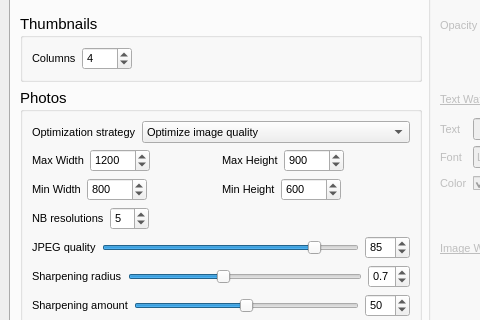
Before: the Qt Designer form src/ui/mainwin.ui in Pixinn/ezwebgallery, drawn with Qt 5; both pictures show x 0 to 480 and y 224 to 544 of the 850 by 700 pixel window.
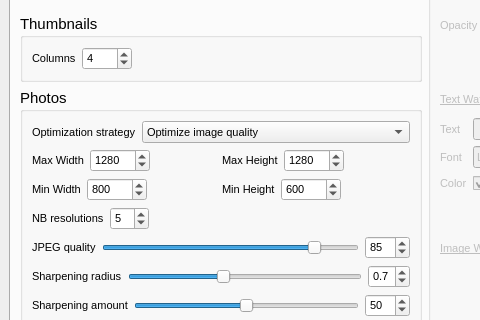
After: the same form once the commit is applied. The open tabs and pages were chosen to show the change. Icons and pictures are not drawn. Custom widgets are drawn as their Qt base class.

```diff
--- a/src/ui/mainwin.ui
+++ b/src/ui/mainwin.ui
@@ -681,10 +681,10 @@
                       <number>256</number>
                      </property>
                      <property name="maximum">
-                      <number>2048</number>
+                      <number>4096</number>
                      </property>
                      <property name="value">
-                      <number>1200</number>
+                      <number>1280</number>
                      </property>
                     </widget>
                    </item>
@@ -746,10 +746,10 @@
                       <number>256</number>
                      </property>
                      <property name="maximum">
-                      <number>2048</number>
+                      <number>2560</number>
                      </property>
                      <property name="value">
-                      <number>900</number>
+                      <number>1280</number>
                      </property>
                     </widget>
                    </item>
```
Left out of the diff: 1 changed line with no effect on the pictures.
